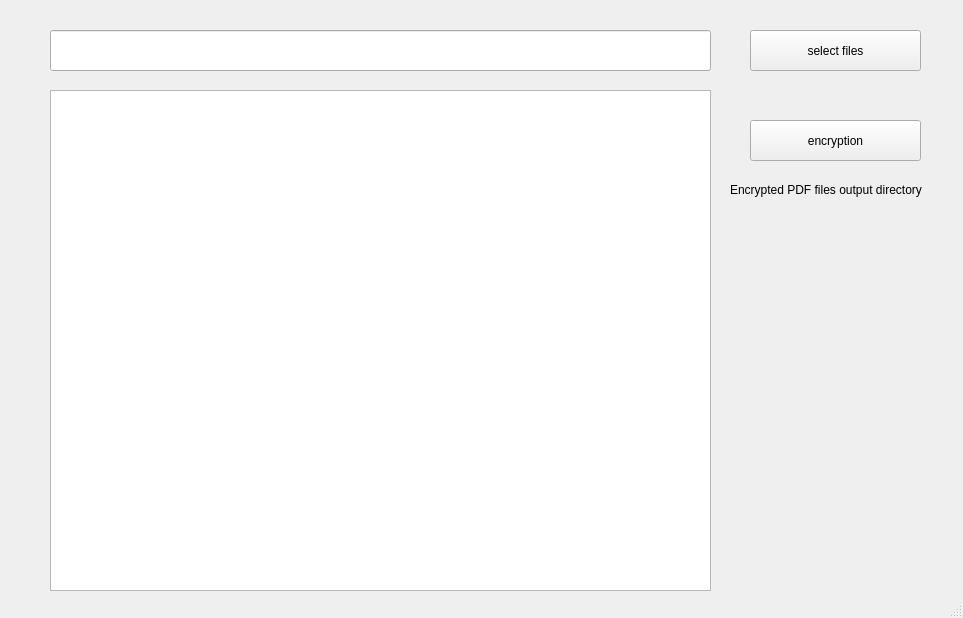
First picture: the form in mainwindow.ui, repository uyplayer/PDFEncrypter, before the edit.
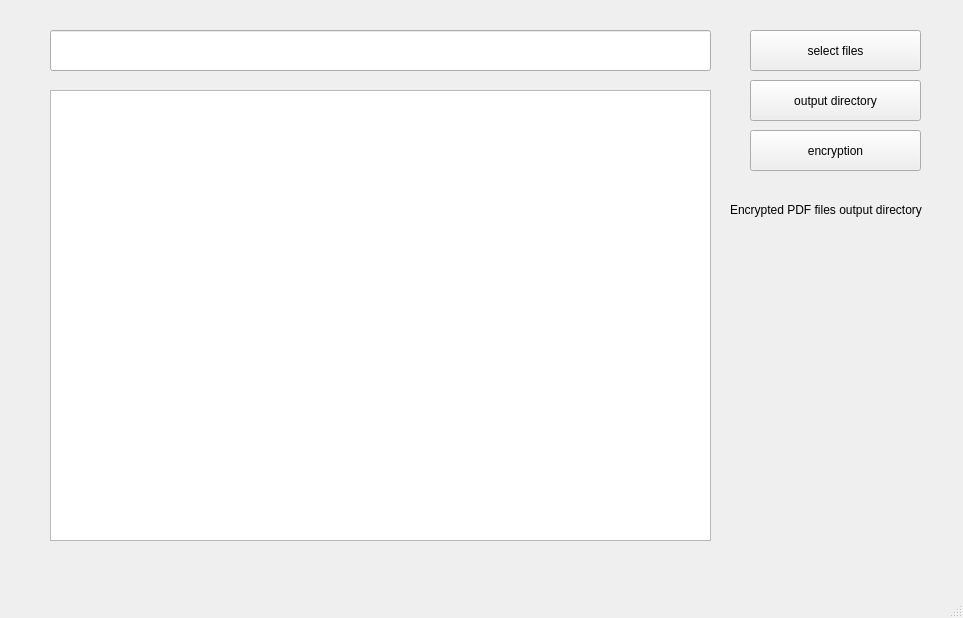
Second picture: the form after the edit.

What changed in the file:
```diff
--- a/mainwindow.ui
+++ b/mainwindow.ui
@@ -71,7 +71,7 @@
     <property name="geometry">
      <rect>
       <x>750</x>
-      <y>120</y>
+      <y>130</y>
       <width>171</width>
       <height>41</height>
      </rect>
@@ -92,7 +92,7 @@
       <x>50</x>
       <y>90</y>
       <width>661</width>
-      <height>501</height>
+      <height>451</height>
      </rect>
     </property>
    </widget>
@@ -100,9 +100,9 @@
     <property name="geometry">
      <rect>
       <x>740</x>
-      <y>210</y>
+      <y>230</y>
       <width>201</width>
-      <height>351</height>
+      <height>301</height>
      </rect>
     </property>
     <property name="text">
@@ -113,7 +113,7 @@
     <property name="geometry">
      <rect>
       <x>730</x>
-      <y>180</y>
+      <y>200</y>
       <width>221</width>
       <height>20</height>
      </rect>
@@ -122,6 +122,47 @@
      <string>Encrypted PDF files output directory</string>
     </property>
    </widget>
+   <widget class="QPushButton" name="outputdirectory">
+    <property name="geometry">
+     <rect>
+      <x>750</x>
+      <y>80</y>
+      <width>171</width>
+      <height>41</height>
+     </rect>
+    </property>
+    <property name="mouseTracking">
+     <bool>false</bool>
+    </property>
+    <property name="tabletTracking">
+     <bool>false</bool>
+    </property>
+    <property name="text">
+     <string>output directory</string>
+    </property>
+   </widget>
+   <widget class="QLabel" name="process_lebel">
+    <property name="geometry">
+     <rect>
+      <x>50</x>
+      <y>550</y>
+      <width>871</width>
+      <height>41</height>
+     </rect>
+    </property>
+    <property name="text">
+     <string/>
+    </property>
+    <property name="scaledContents">
+     <bool>true</bool>
+    </property>
+    <property name="alignment">
+     <set>Qt::AlignmentFlag::AlignLeading|Qt::AlignmentFlag::AlignLeft|Qt::AlignmentFlag::AlignVCenter</set>
+    </property>
+    <property name="wordWrap">
+     <bool>true</bool>
+    </property>
+   </widget>
   </widget>
   <widget class="QStatusBar" name="statusbar"/>
  </widget>
```
